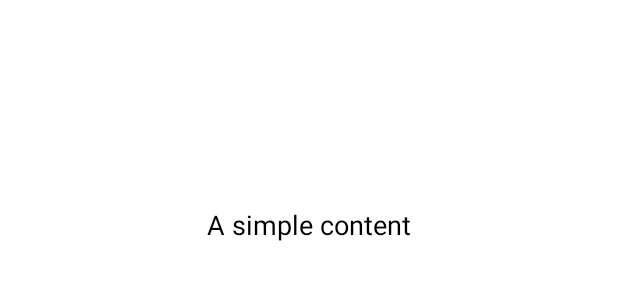
After one commit to DixitKashyap/GalleryX, an Android app: the layout top_sheet_fragment.xml on its own in the app's theme, with its tools: preview values and no code run, on a phone screen of 412 x 824 dp. The commit adds this screen. Shown: the top 300 px of the screen. Run offline under Robolectric (Android 15) with nearby library versions, the phone set to English and light mode, and no system bars.

```diff
--- a/app/src/main/res/layout/activity_camera_viewfinder.xml
+++ b/app/src/main/res/layout/activity_camera_viewfinder.xml
@@ -89,6 +89,7 @@
                 </androidx.appcompat.widget.AppCompatImageButton>
 
                 <androidx.appcompat.widget.AppCompatImageButton
+                    android:id="@+id/opn_camera_menu"
                     android:layout_width="wrap_content"
                     android:layout_height="wrap_content"
                     android:padding="2dp"
--- /dev/null
+++ b/app/src/main/res/layout/top_sheet_fragment.xml
@@ -0,0 +1,29 @@
+<?xml version="1.0" encoding="utf-8"?>
+<LinearLayout xmlns:android="http://schemas.android.com/apk/res/android"
+    android:layout_width="match_parent"
+    android:layout_height="match_parent">
+
+    <LinearLayout xmlns:android="http://schemas.android.com/apk/res/android"
+        android:orientation="vertical"
+        android:layout_width="match_parent"
+        android:layout_height="300dp"
+        android:background="#ffffff">
+
+        <FrameLayout
+            android:layout_width="match_parent"
+            android:layout_height="match_parent">
+
+
+            <TextView
+                android:layout_width="wrap_content"
+                android:layout_height="wrap_content"
+                android:text="A simple content"
+                android:textAppearance="?android:textAppearanceMedium"
+                android:layout_gravity="center"
+                android:textColor="#000"
+                />
+
+        </FrameLayout>
+
+    </LinearLayout>
+</LinearLayout>
```
Also changed, not shown: app/src/main/java/com/dixitkumar/galleryxapp/PhotosFragment/Camera_ViewFinderActivity.java (+26 -29 lines).
